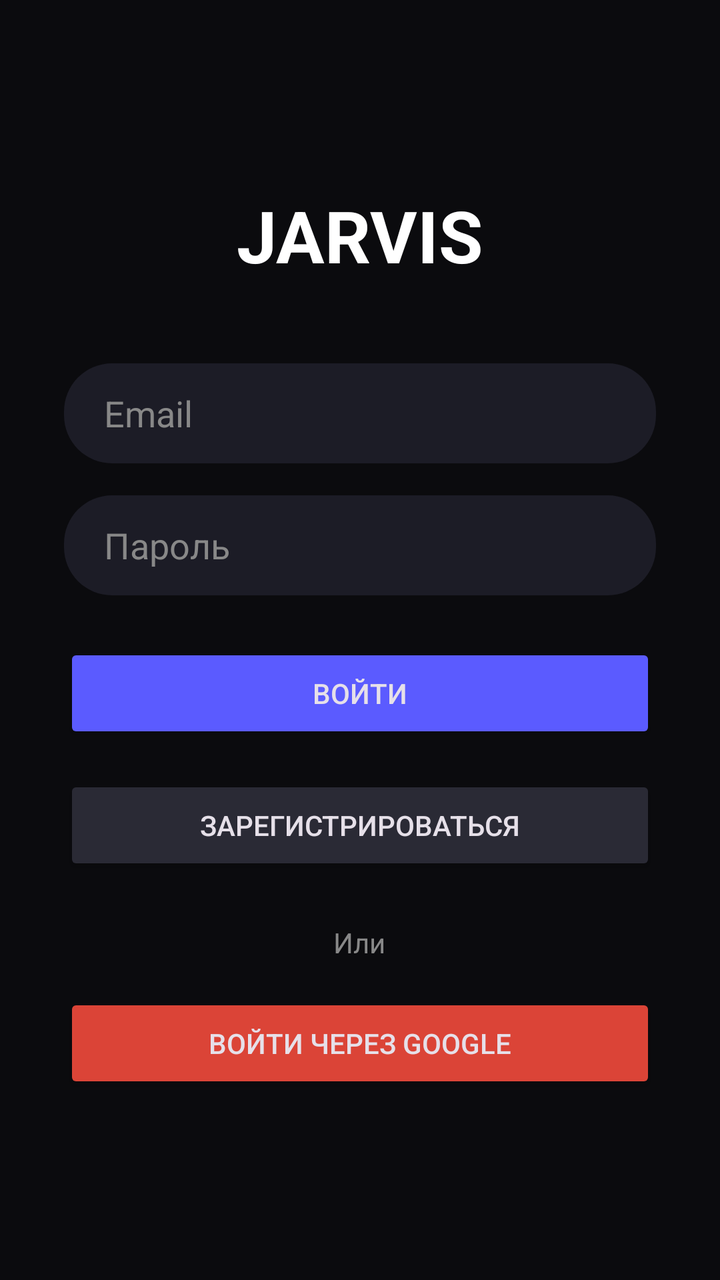
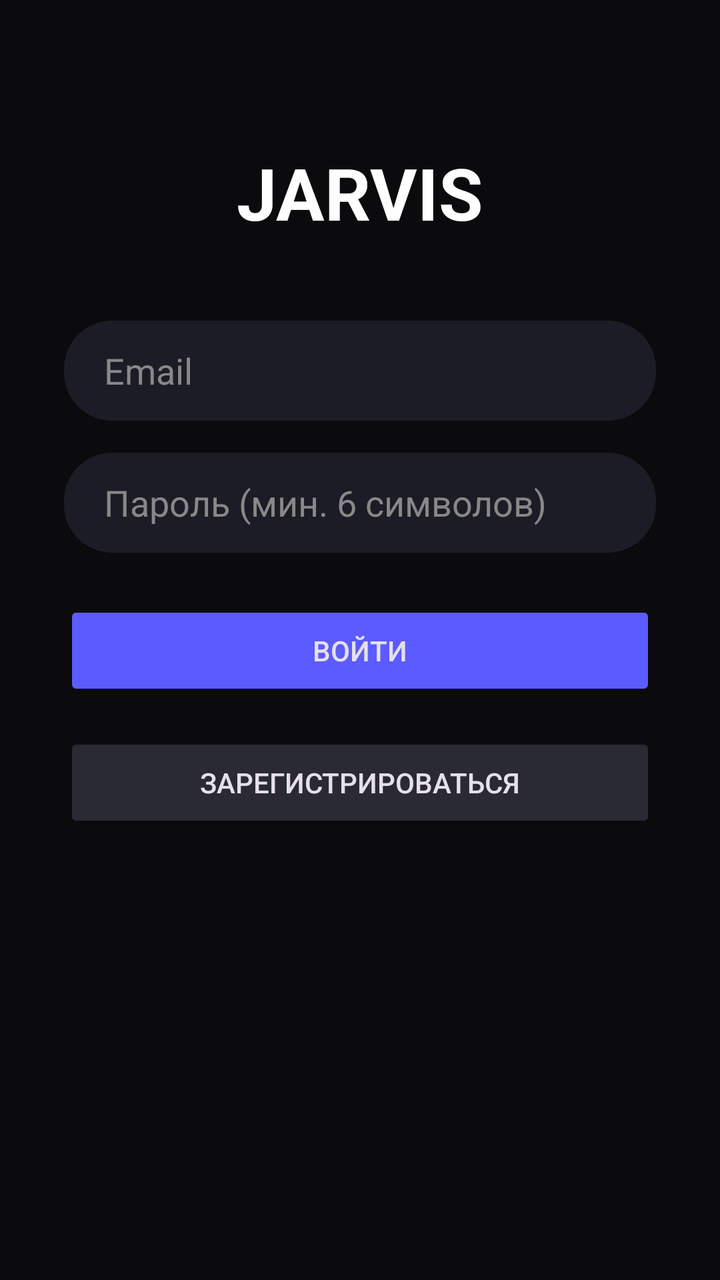

Compare the two renders of this Android layout. The source of the first and the diff that turns it into the second are given below.
<!-- AndroidManifest.xml: application theme Theme.Material3.Dark.NoActionBar -->
<!-- res/layout/activity_login.xml -->
<?xml version="1.0" encoding="utf-8"?>
<LinearLayout xmlns:android="http://schemas.android.com/apk/res/android"
    android:layout_width="match_parent"
    android:layout_height="match_parent"
    android:orientation="vertical"
    android:gravity="center"
    android:padding="32dp"
    android:background="#0B0B0E">

    <TextView
        android:layout_width="wrap_content"
        android:layout_height="wrap_content"
        android:text="JARVIS"
        android:textColor="#FFFFFF"
        android:textSize="36sp"
        android:textStyle="bold"
        android:layout_marginBottom="40dp"/>

    <EditText
        android:id="@+id/emailField"
        android:layout_width="match_parent"
        android:layout_height="50dp"
        android:hint="Email"
        android:textColor="#FFFFFF"
        android:textColorHint="#888"
        android:background="@drawable/bg_input"
        android:paddingStart="20dp"
        android:layout_marginBottom="16dp"
        android:inputType="textEmailAddress"/>

    <EditText
        android:id="@+id/passwordField"
        android:layout_width="match_parent"
        android:layout_height="50dp"
        android:hint="Пароль"
        android:textColor="#FFFFFF"
        android:textColorHint="#888"
        android:background="@drawable/bg_input"
        android:paddingStart="20dp"
        android:layout_marginBottom="24dp"
        android:inputType="textPassword"/>

    <Button
        android:id="@+id/btnLogin"
        android:layout_width="match_parent"
        android:layout_height="50dp"
        android:text="Войти"
        android:backgroundTint="#5B5BFF"
        android:layout_marginBottom="16dp"/>

    <Button
        android:id="@+id/btnRegister"
        android:layout_width="match_parent"
        android:layout_height="50dp"
        android:text="Зарегистрироваться"
        android:backgroundTint="#2A2A35"
        android:layout_marginBottom="24dp"/>

    <TextView
        android:layout_width="wrap_content"
        android:layout_height="wrap_content"
        android:text="Или"
        android:textColor="#888"
        android:layout_marginBottom="16dp"/>

    <Button
        android:id="@+id/btnGoogle"
        android:layout_width="match_parent"
        android:layout_height="50dp"
        android:text="Войти через Google"
        android:backgroundTint="#DB4437"/>
</LinearLayout>
<!-- resources referenced by this layout -->
<resources>
  <!-- drawable bg_input (drawable) -->
  <?xml version="1.0" encoding="utf-8"?>
  <shape xmlns:android="http://schemas.android.com/apk/res/android">
      <solid android:color="#1C1C26"/>
      <corners android:radius="24dp"/>
  </shape>
</resources>

<!-- the commit's change to res/layout/activity_login.xml (unified diff, before → after) -->
@@ -1,72 +1,80 @@
 <?xml version="1.0" encoding="utf-8"?>
-<LinearLayout xmlns:android="http://schemas.android.com/apk/res/android"
+<ScrollView xmlns:android="http://schemas.android.com/apk/res/android"
     android:layout_width="match_parent"
     android:layout_height="match_parent"
-    android:orientation="vertical"
-    android:gravity="center"
-    android:padding="32dp"
+    android:fillViewport="true"
     android:background="#0B0B0E">
-
-    <TextView
-        android:layout_width="wrap_content"
+    <LinearLayout
+        android:layout_width="match_parent"
         android:layout_height="wrap_content"
-        android:text="JARVIS"
-        android:textColor="#FFFFFF"
-        android:textSize="36sp"
-        android:textStyle="bold"
-        android:layout_marginBottom="40dp"/>
-
-    <EditText
-        android:id="@+id/emailField"
-        android:layout_width="match_parent"
-        android:layout_height="50dp"
-        android:hint="Email"
-        android:textColor="#FFFFFF"
-        android:textColorHint="#888"
-        android:background="@drawable/bg_input"
-        android:paddingStart="20dp"
-        android:layout_marginBottom="16dp"
-        android:inputType="textEmailAddress"/>
-
-    <EditText
-        android:id="@+id/passwordField"
-        android:layout_width="match_parent"
-        android:layout_height="50dp"
-        android:hint="Пароль"
-        android:textColor="#FFFFFF"
-        android:textColorHint="#888"
-        android:background="@drawable/bg_input"
-        android:paddingStart="20dp"
-        android:layout_marginBottom="24dp"
-        android:inputType="textPassword"/>
-
-    <Button
-        android:id="@+id/btnLogin"
-        android:layout_width="match_parent"
-        android:layout_height="50dp"
-        android:text="Войти"
-        android:backgroundTint="#5B5BFF"
-        android:layout_marginBottom="16dp"/>
-
-    <Button
-        android:id="@+id/btnRegister"
-        android:layout_width="match_parent"
-        android:layout_height="50dp"
-        android:text="Зарегистрироваться"
-        android:backgroundTint="#2A2A35"
-        android:layout_marginBottom="24dp"/>
-
-    <TextView
-        android:layout_width="wrap_content"
-        android:layout_height="wrap_content"
-        android:text="Или"
-        android:textColor="#888"
-        android:layout_marginBottom="16dp"/>
-
-    <Button
-        android:id="@+id/btnGoogle"
-        android:layout_width="match_parent"
-        android:layout_height="50dp"
-        android:text="Войти через Google"
-        android:backgroundTint="#DB4437"/>
-</LinearLayout>
+        android:orientation="vertical"
+        android:gravity="center_horizontal"
+        android:padding="32dp">
+        <TextView
+            android:layout_width="wrap_content"
+            android:layout_height="wrap_content"
+            android:text="JARVIS"
+            android:textColor="#FFFFFF"
+            android:textSize="36sp"
+            android:textStyle="bold"
+            android:layout_marginTop="40dp"
+            android:layout_marginBottom="40dp"/>
+        <EditText
+            android:id="@+id/emailField"
+            android:layout_width="match_parent"
+            android:layout_height="50dp"
+            android:hint="Email"
+            android:textColor="#FFFFFF"
+            android:textColorHint="#888"
+            android:background="@drawable/bg_input"
+            android:paddingStart="20dp"
+            android:layout_marginBottom="16dp"
+            android:inputType="textEmailAddress"/>
+        <EditText
+            android:id="@+id/passwordField"
+            android:layout_width="match_parent"
+            android:layout_height="50dp"
+            android:hint="Пароль (мин. 6 символов)"
+            android:textColor="#FFFFFF"
+            android:textColorHint="#888"
+            android:background="@drawable/bg_input"
+            android:paddingStart="20dp"
+            android:layout_marginBottom="24dp"
+            android:inputType="textPassword"/>
+        <Button
+            android:id="@+id/btnLogin"
+            android:layout_width="match_parent"
+            android:layout_height="50dp"
+            android:text="Войти"
+            android:backgroundTint="#5B5BFF"
+            android:layout_marginBottom="16dp"/>
+        <Button
+            android:id="@+id/btnRegister"
+            android:layout_width="match_parent"
+            android:layout_height="50dp"
+            android:text="Зарегистрироваться"
+            android:backgroundTint="#2A2A35"
+            android:layout_marginBottom="24dp"/>
+        
+        <EditText
+            android:id="@+id/codeField"
+            android:layout_width="match_parent"
+            android:layout_height="50dp"
+            android:hint="Введите код из письма (или откройте ссылку)"
+            android:textColor="#FFFFFF"
+            android:textColorHint="#888"
+            android:background="@drawable/bg_input"
+            android:paddingStart="20dp"
+            android:layout_marginBottom="16dp"
+            android:visibility="gone"
+            android:inputType="text"/>
+        <Button
+            android:id="@+id/btnVerify"
+            android:layout_width="match_parent"
+            android:layout_height="50dp"
+            android:text="Подтвердить"
+            android:backgroundTint="#4CAF50"
+            android:layout_marginBottom="24dp"
+            android:visibility="gone"/>
+    </LinearLayout>
+</ScrollView>
